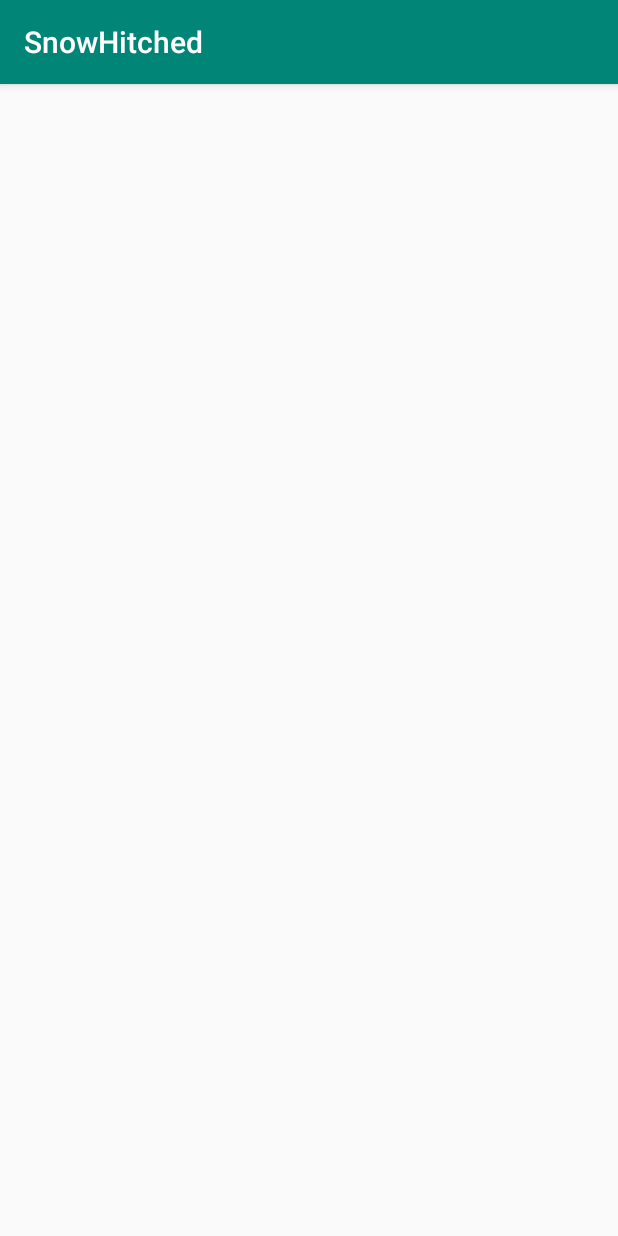
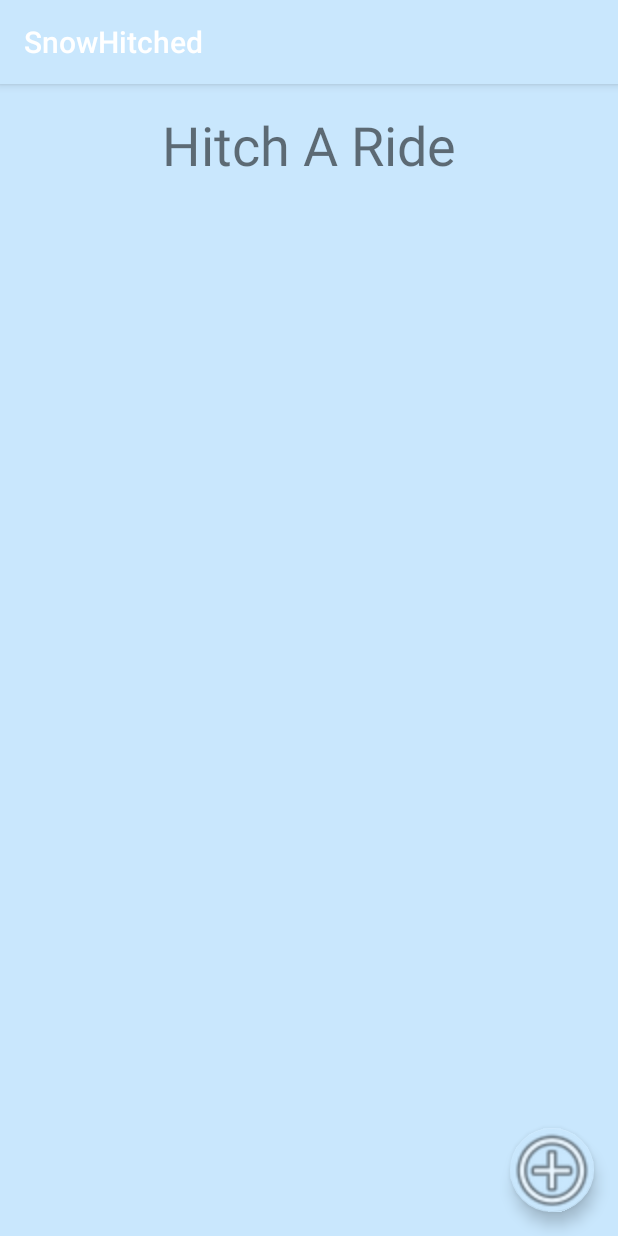
Before and after one commit to menegax/SENG440-Mobile-SnowHitch, an Android app: the HitchARideActivity screen opened directly, with no data from a screen before it, on a phone screen of 412 x 824 dp. Run offline under Robolectric (Android 15) with nearby library versions, the phone set to English and light mode, and no system bars.

Commit message:
Added floating buttons and also a list view in give a ride

```diff
--- a/app/build.gradle
+++ b/app/build.gradle
@@ -30,4 +30,5 @@ dependencies {
     testImplementation 'junit:junit:4.12'
     androidTestImplementation 'com.android.support.test:runner:1.0.2'
     androidTestImplementation 'com.android.support.test.espresso:espresso-core:3.0.2'
+    implementation 'com.android.support:design:28.0.0'
 }
--- a/app/src/main/res/layout/activity_hitch_aride.xml
+++ b/app/src/main/res/layout/activity_hitch_aride.xml
@@ -5,6 +5,20 @@
         xmlns:app="http://schemas.android.com/apk/res-auto"
         android:layout_width="match_parent"
         android:layout_height="match_parent"
-        tools:context=".HitchARideActivity">
+        tools:context=".HitchARideActivity" android:background="@color/colorPrimary">
 
+    <TextView
+            android:layout_width="wrap_content"
+            android:layout_height="wrap_content" app:layout_constraintTop_toTopOf="parent"
+            app:layout_constraintStart_toStartOf="parent" android:layout_marginTop="16dp"
+            app:layout_constraintEnd_toEndOf="parent" android:id="@+id/textView3" android:text="@string/textView3"
+            android:textSize="36sp"/>
+    <android.support.design.widget.FloatingActionButton
+            android:layout_width="98dp"
+            android:layout_height="wrap_content"
+            android:clickable="true" app:srcCompat="@android:drawable/ic_menu_add"
+            app:layout_constraintBottom_toBottomOf="parent" android:layout_marginRight="16dp"
+            android:layout_marginEnd="16dp" app:layout_constraintEnd_toEndOf="parent" android:layout_marginBottom="16dp"
+            android:id="@+id/floatingActionButton" app:backgroundTint="@color/colorPrimary" app:fabSize="normal"
+            app:maxImageSize="@android:dimen/notification_large_icon_width"/>
 </android.support.constraint.ConstraintLayout>
--- a/app/src/main/res/layout/activity_main.xml
+++ b/app/src/main/res/layout/activity_main.xml
@@ -5,7 +5,7 @@
         xmlns:app="http://schemas.android.com/apk/res-auto"
         android:layout_width="match_parent"
         android:layout_height="match_parent"
-        tools:context=".MainActivity">
+        tools:context=".MainActivity" android:background="@color/colorPrimary">
     <Button
             android:layout_width="0dp"
             android:layout_height="wrap_content"
@@ -24,8 +24,8 @@
             android:layout_marginEnd="16dp" android:layout_marginRight="16dp" android:layout_marginLeft="16dp"
             android:layout_marginStart="16dp" android:onClick="hitchARide"/>
     <TextView
-            android:layout_width="225dp"
-            android:layout_height="64dp" app:layout_constraintTop_toTopOf="parent"
+            android:layout_width="wrap_content"
+            android:layout_height="wrap_content" app:layout_constraintTop_toTopOf="parent"
             app:layout_constraintStart_toStartOf="parent" android:layout_marginTop="16dp"
             app:layout_constraintEnd_toEndOf="parent" android:id="@+id/textView" android:text="@string/app_name"
             android:textSize="36sp"/>
--- a/app/src/main/res/values/colors.xml
+++ b/app/src/main/res/values/colors.xml
@@ -1,6 +1,6 @@
 <?xml version="1.0" encoding="utf-8"?>
 <resources>
-    <color name="colorPrimary">#008577</color>
+    <color name="colorPrimary">#C9E7FD</color>
     <color name="colorPrimaryDark">#00574B</color>
     <color name="colorAccent">#D81B60</color>
 </resources>
--- a/app/src/main/res/values/strings.xml
+++ b/app/src/main/res/values/strings.xml
@@ -2,4 +2,6 @@
     <string name="app_name">SnowHitched</string>
     <string name="button1">Hitch a ride</string>
     <string name="button2">Give a ride</string>
+    <string name="textView2">Give A Ride</string>
+    <string name="textView3">Hitch A Ride</string>
 </resources>
```
Also changed, not shown: app/src/main/res/layout/activity_give_aride.xml (+25 -1 lines).
